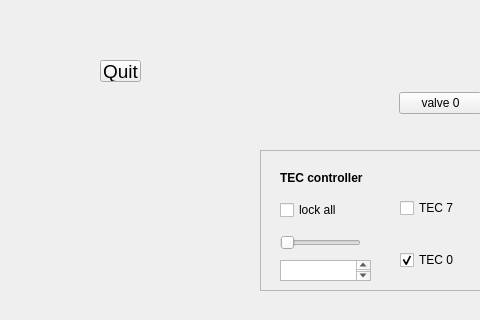
ursl/tessie, file test1/MainWindow.ui: the form before one commit; both pictures show x 0 to 480 and y 0 to 320 of the 800 by 600 pixel window.
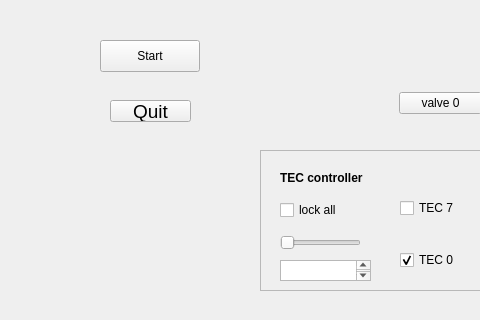
The form after the commit.

```diff
--- a/test1/MainWindow.ui
+++ b/test1/MainWindow.ui
@@ -233,9 +233,9 @@
    <widget class="QToolButton" name="buttonQuit">
     <property name="geometry">
      <rect>
-      <x>100</x>
-      <y>60</y>
-      <width>41</width>
+      <x>110</x>
+      <y>100</y>
+      <width>81</width>
       <height>22</height>
      </rect>
     </property>
@@ -258,6 +258,19 @@
      </rect>
     </property>
    </widget>
+   <widget class="QPushButton" name="pushButton">
+    <property name="geometry">
+     <rect>
+      <x>100</x>
+      <y>40</y>
+      <width>100</width>
+      <height>32</height>
+     </rect>
+    </property>
+    <property name="text">
+     <string>Start</string>
+    </property>
+   </widget>
   </widget>
   <widget class="QStatusBar" name="statusbar"/>
  </widget>
```
Left out of the diff: 63 changed lines with no effect on the pictures.
